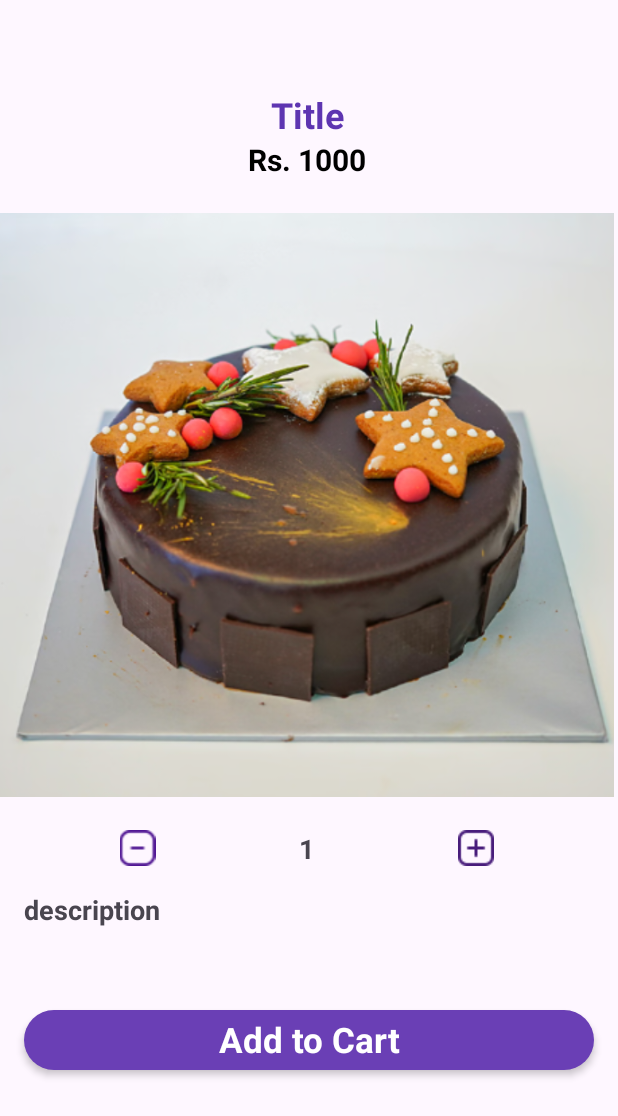
After one commit to nimeshdkumarawansha/SheyCakeApp, an Android app: the ShowDetailsActivity screen opened directly, with no data from a screen before it, on a phone screen of 412 x 824 dp. The commit adds this screen. Shown: the top 1116 px of the screen. Run offline under Robolectric (Android 15) with nearby library versions, the phone set to English and light mode, and no system bars.

Commit message:
product details page

```diff
--- a/app/src/main/AndroidManifest.xml
+++ b/app/src/main/AndroidManifest.xml
@@ -12,6 +12,15 @@
         android:supportsRtl="true"
         android:theme="@style/Theme.SheyCakeApp"
         tools:targetApi="31">
+        <activity
+            android:name=".CartListActivity"
+            android:exported="false" />
+        <activity
+            android:name=".ShowDetailsActivity"
+            android:exported="false" />
+        <activity
+            android:name=".ShowDeatilsActivity"
+            android:exported="false" />
         <activity
             android:name=".Activity.MainActivity"
             android:exported="false" />
--- a/app/src/main/java/com/orcs/sheycakeapp/Activity/MainActivity.java
+++ b/app/src/main/java/com/orcs/sheycakeapp/Activity/MainActivity.java
@@ -4,11 +4,11 @@ import androidx.appcompat.app.AppCompatActivity;
 import androidx.recyclerview.widget.LinearLayoutManager;
 import androidx.recyclerview.widget.RecyclerView;
 
-import android.content.Intent;
 import android.os.Bundle;
-import android.view.View;
 
 import com.orcs.sheycakeapp.R;
+
+import java.util.ArrayList;
 
 public class MainActivity extends AppCompatActivity {
 private RecyclerView.Adapter adapter;
@@ -18,12 +18,5 @@ private RecyclerView recyclerViewCategoryList;
         super.onCreate(savedInstanceState);
         setContentView(R.layout.activity_main);
 
-        recyclerViewCategory();
-
-    }
-    private void recyclerViewCategory() {
-        LinearLayoutManager layoutManager = new LinearLayoutManager(this, LinearLayoutManager.HORIZONTAL, false);
-        recyclerViewCategoryList = findViewById(R.id.recyclerViewCategoryList);
-        recyclerViewCategoryList.setLayoutManager(layoutManager);
     }
 }
--- /dev/null
+++ b/app/src/main/java/com/orcs/sheycakeapp/CartListActivity.java
@@ -0,0 +1,14 @@
+package com.orcs.sheycakeapp;
+
+import androidx.appcompat.app.AppCompatActivity;
+
+import android.os.Bundle;
+
+public class CartListActivity extends AppCompatActivity {
+
+    @Override
+    protected void onCreate(Bundle savedInstanceState) {
+        super.onCreate(savedInstanceState);
+        setContentView(R.layout.activity_cart_list);
+    }
+}
--- /dev/null
+++ b/app/src/main/java/com/orcs/sheycakeapp/ShowDetailsActivity.java
@@ -0,0 +1,14 @@
+package com.orcs.sheycakeapp;
+
+import androidx.appcompat.app.AppCompatActivity;
+
+import android.os.Bundle;
+
+public class ShowDetailsActivity extends AppCompatActivity {
+
+    @Override
+    protected void onCreate(Bundle savedInstanceState) {
+        super.onCreate(savedInstanceState);
+        setContentView(R.layout.activity_show_details);
+    }
+}
--- /dev/null
+++ b/app/src/main/res/drawable/border_background.xml
@@ -0,0 +1,11 @@
+<?xml version="1.0" encoding="utf-8"?>
+<selector xmlns:android="http://schemas.android.com/apk/res/android">
+    <item>
+        <shape xmlns:android="http://schemas.android.com/apk/res/android">
+            <solid android:color="@android:color/transparent" />
+            <stroke android:width="2dp"
+            android:color="@color/black" />
+            <corners android:radius="13sp" />
+        </shape>
+    </item>
+</selector>
--- /dev/null
+++ b/app/src/main/res/drawable/btn_background.xml
@@ -0,0 +1,9 @@
+<?xml version="1.0" encoding="utf-8"?>
+<selector xmlns:android="http://schemas.android.com/apk/res/android">
+<item>
+    <shape android:shape="rectangle">
+        <solid android:color="@color/btn_background" />
+        <corners android:radius="30sp" />
+    </shape>
+</item>
+</selector>
--- a/app/src/main/res/layout/activity_main.xml
+++ b/app/src/main/res/layout/activity_main.xml
@@ -4,6 +4,8 @@
     xmlns:tools="http://schemas.android.com/tools"
     android:layout_width="match_parent"
     android:layout_height="match_parent"
+    android:focusable="true"
+    android:focusableInTouchMode="true"
     tools:context=".Activity.MainActivity">
 
     <ScrollView
@@ -67,6 +69,7 @@
                     android:background="@drawable/search_backgorund"
                     android:drawableStart="@drawable/search_icon"
                     android:ems="10"
+                    android:drawablePadding="8dp"
                     android:hint=" Search ..."
                     android:inputType="text"
                     android:paddingStart="15dp"
--- /dev/null
+++ b/app/src/main/res/layout/activity_show_details.xml
@@ -0,0 +1,109 @@
+<?xml version="1.0" encoding="utf-8"?>
+<androidx.constraintlayout.widget.ConstraintLayout xmlns:android="http://schemas.android.com/apk/res/android"
+    xmlns:app="http://schemas.android.com/apk/res-auto"
+    xmlns:tools="http://schemas.android.com/tools"
+    android:layout_width="match_parent"
+    android:layout_height="match_parent"
+    tools:context=".ShowDetailsActivity">
+
+    <ScrollView
+        android:id="@+id/scrollView2"
+        android:layout_width="409dp"
+        android:layout_height="729dp"
+        tools:layout_editor_absoluteX="1dp"
+        tools:layout_editor_absoluteY="1dp">
+
+        <LinearLayout
+            android:layout_width="match_parent"
+            android:layout_height="wrap_content"
+            android:orientation="vertical">
+
+            <TextView
+                android:id="@+id/titleText"
+                android:layout_width="match_parent"
+                android:layout_height="wrap_content"
+                android:layout_marginTop="60dp"
+                android:text="Title"
+                android:textAlignment="center"
+                android:textColor="@color/my_primary"
+                android:textSize="24sp"
+                android:textStyle="bold" />
+
+            <TextView
+                android:id="@+id/priceText"
+                android:layout_width="match_parent"
+                android:layout_height="wrap_content"
+                android:text="Rs. 1000"
+                android:textAlignment="center"
+                android:textColor="@color/black"
+                android:textSize="20sp"
+                android:textStyle="bold" />
+
+            <ImageView
+                android:id="@+id/imageView5"
+                android:layout_width="match_parent"
+                android:layout_height="wrap_content"
+                android:src="@drawable/cake1" />
+
+            <LinearLayout
+                android:layout_width="match_parent"
+                android:layout_height="match_parent"
+                android:orientation="horizontal"
+                android:textAlignment="center">
+
+                <ImageView
+                    android:id="@+id/imageView6"
+                    android:layout_width="wrap_content"
+                    android:layout_height="wrap_content"
+                    android:layout_weight="1"
+                    android:src="@drawable/minus" />
+
+                <TextView
+                    android:id="@+id/numberOrderText"
+                    android:layout_width="wrap_content"
+                    android:layout_height="wrap_content"
+                    android:layout_marginStart="16dp"
+                    android:layout_marginEnd="16dp"
+                    android:text="1"
+                    android:textAlignment="center"
+                    android:textSize="18sp"
+                    android:textStyle="bold" />
+
+                <ImageView
+                    android:id="@+id/imageView7"
+                    android:layout_width="wrap_content"
+                    android:layout_height="wrap_content"
+                    android:layout_weight="1"
+                    android:src="@drawable/plus" />
+            </LinearLayout>
+
+            <TextView
+                android:id="@+id/descriptionText"
+                android:layout_width="match_parent"
+                android:layout_height="wrap_content"
+                android:layout_margin="16dp"
+                android:text="description"
+                android:textSize="18sp"
+                android:textStyle="bold" />
+
+        </LinearLayout>
+    </ScrollView>
+
+    <TextView
+        android:id="@+id/addToCart"
+        android:layout_width="match_parent"
+        android:layout_height="wrap_content"
+        android:layout_margin="16dp"
+        android:text="Add to Cart"
+        android:height="40dp"
+        android:textColor="@color/white"
+        android:gravity="center"
+        android:textSize="23sp"
+        android:textStyle="bold"
+        android:elevation="3dp"
+        android:background="@drawable/btn_background"
+        app:layout_constraintBottom_toBottomOf="@+id/scrollView2"
+        app:layout_constraintEnd_toEndOf="parent"
+        app:layout_constraintStart_toStartOf="parent" />
+
+</androidx.constraintlayout.widget.ConstraintLayout>
--- a/app/src/main/res/values/colors.xml
+++ b/app/src/main/res/values/colors.xml
@@ -7,4 +7,5 @@
     <color name="my_secondary">#7E57C2</color>
     <color name="my_ash">#EAEAEA</color>
     <color name="banner_color">#9B83C5</color>
+    <color name="btn_background">#6A3FB5</color>
 </resources>
```
Also changed, not shown: app/src/main/res/drawable/breudher_cake.jpg (added), app/src/main/res/drawable/cake1.png (added), app/src/main/res/drawable/chrismas_cake.jpg (added), app/src/main/res/drawable/minus.png (added), app/src/main/res/drawable/plus.png (added).
